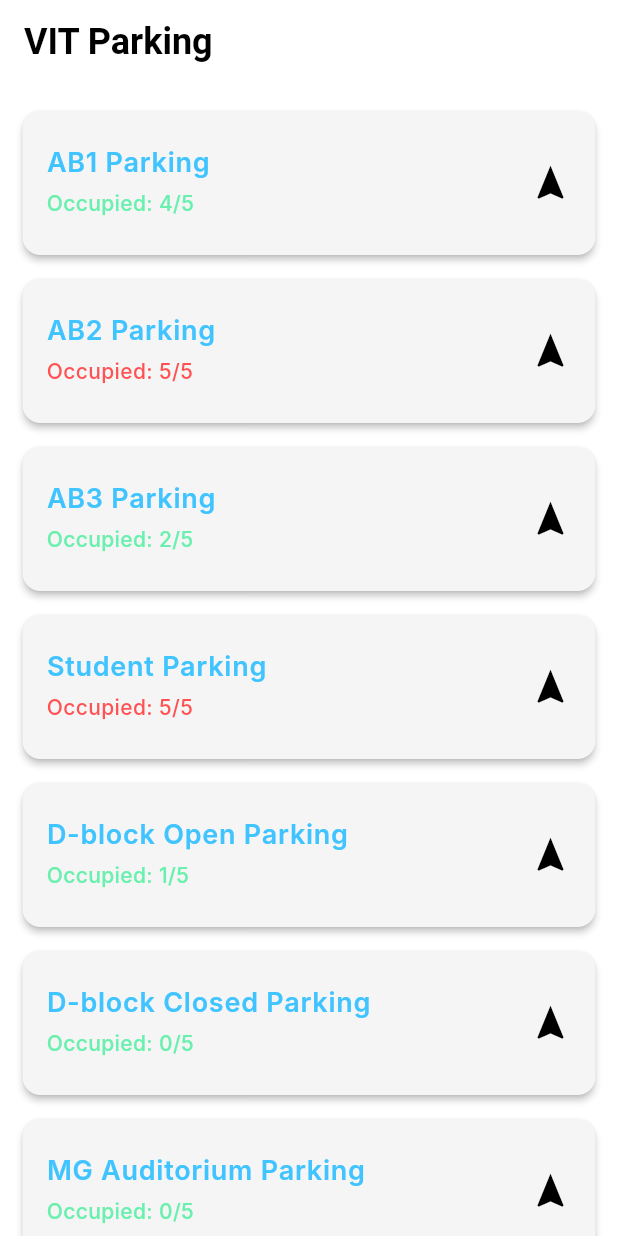
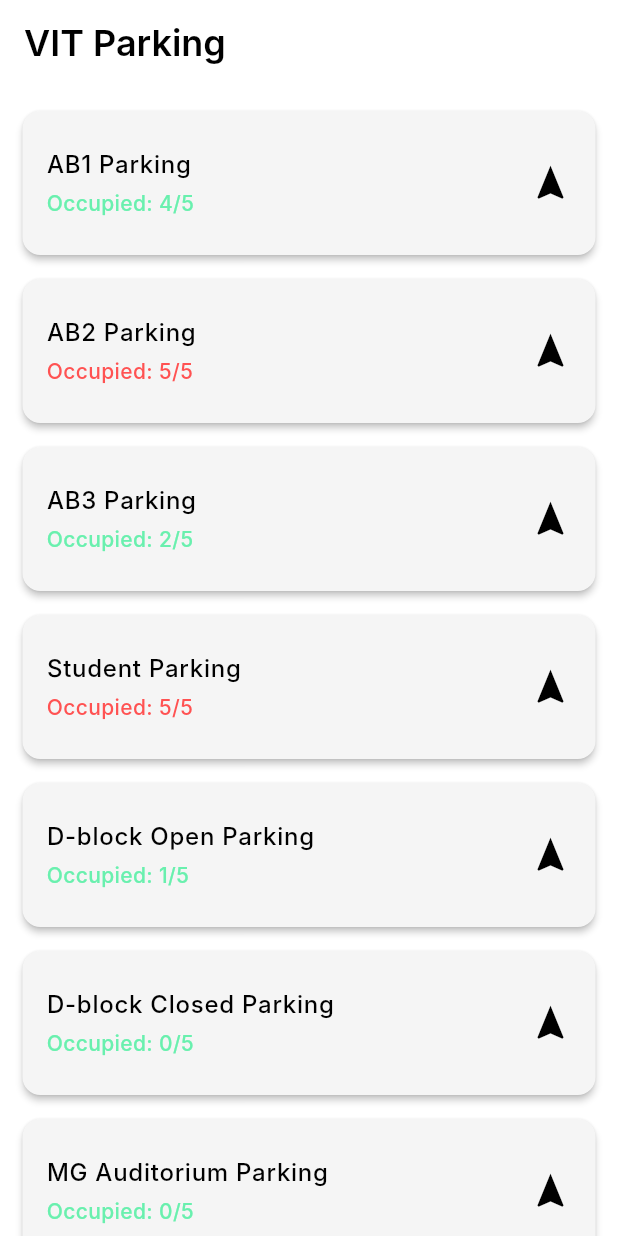
Before and after one commit to not-thanigai/vit_parking, a Flutter app: the ParkingApp screen opened directly, on a phone screen of 412 x 824 dp. Run offline on Flutter 3.47's test engine with Material 3 defaults, Android fonts, the phone set to English and light mode, and no system bars; our stand-ins replace step_progress_indicator; Roboto replaces fonts that are missing (Arial, Inter).

Commit message:
Fix routing

```diff
--- a/lib/main.dart
+++ b/lib/main.dart
@@ -36,6 +36,8 @@
 
 class _ParkingAppState extends State<ParkingApp> {
   _ParkingAppState();
+
+  Color fillFaint = const Color.fromRGBO(0, 0, 0, 0.04);
 
   final List<ParkingLocation> locations = [
     ParkingLocation(
@@ -179,21 +181,16 @@
 
   @override
   Widget build(BuildContext context) {
-    const buildingNameColor = Colors.lightBlueAccent;
-
     return Scaffold(
-      backgroundColor: Colors.white,
       appBar: AppBar(
-        title: const Text(
+        title: Text(
           'VIT Parking',
-          style: TextStyle(
-            fontWeight: FontWeight.bold,
-            fontSize: 24,
-            fontFamily: 'Arial',
+          style: themeData.textTheme.headlineSmall,
         ),
       ),
-      ),
-      body: ListView.builder(
+      body: SafeArea(
+        bottom: false,
+        child: ListView.builder(
           padding: const EdgeInsets.all(10.0),
           itemCount: locations.length,
           itemBuilder: (context, index) {
@@ -212,18 +209,13 @@
                     const EdgeInsets.symmetric(vertical: 12, horizontal: 16),
                 title: Text(
                   location.name,
-                style: const TextStyle(
-                  fontSize: 18,
-                  fontWeight: FontWeight.w600,
-                  color: buildingNameColor,
-                ),
+                  style: themeData.textTheme.bodyLarge,
                 ),
                 subtitle: Padding(
                   padding: const EdgeInsets.only(top: 4),
                   child: Text(
                     'Occupied: ${location.occupied}/${location.totalSpots}',
                     style: TextStyle(
-                    fontSize: 14,
                       color: isFull ? Colors.redAccent : Colors.greenAccent,
                     ),
                   ),
@@ -240,6 +232,7 @@
             );
           },
         ),
+      ),
     );
   }
 }
--- a/lib/ui/account/ott_verification_page.dart
+++ b/lib/ui/account/ott_verification_page.dart
@@ -80,10 +80,11 @@
           //     isResettingPasswordScreen: widget.isResetPasswordScreen,
           //   );
           // }
-          Navigator.of(context).pushReplacement(
+          Navigator.of(context).pushAndRemoveUntil(
             MaterialPageRoute(
               builder: (context) => const ParkingApp(),
             ),
+            (Route<dynamic> route) => false,
           );
           FocusScope.of(context).unfocus();
         },
```
Lines whose indentation alone changed are shown as unchanged.
